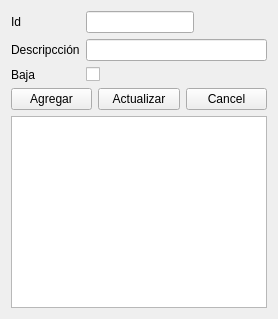
First picture: the form in views/ui/tarea_form.ui, repository CocoMarck/administracionDeActividades, before the edit.
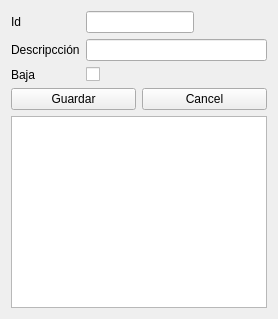
Second picture: the form after the edit.

Diff of the .ui file:
```diff
--- a/views/ui/tarea_form.ui
+++ b/views/ui/tarea_form.ui
@@ -78,19 +78,11 @@
     <!-- Agragar y actualizar -->
     <item>
     <layout class="QHBoxLayout">
-        
-     <item>
-      <widget class="QPushButton" name="button_add">
-       <property name="text">
-        <string>Agregar</string>
-       </property>
-      </widget>
-     </item>
      
      <item>
       <widget class="QPushButton" name="button_update">
        <property name="text">
-        <string>Actualizar</string>
+        <string>Guardar</string>
        </property>
       </widget>
      </item>
```
Left out of the diff: 2 changed lines with no effect on the pictures.
